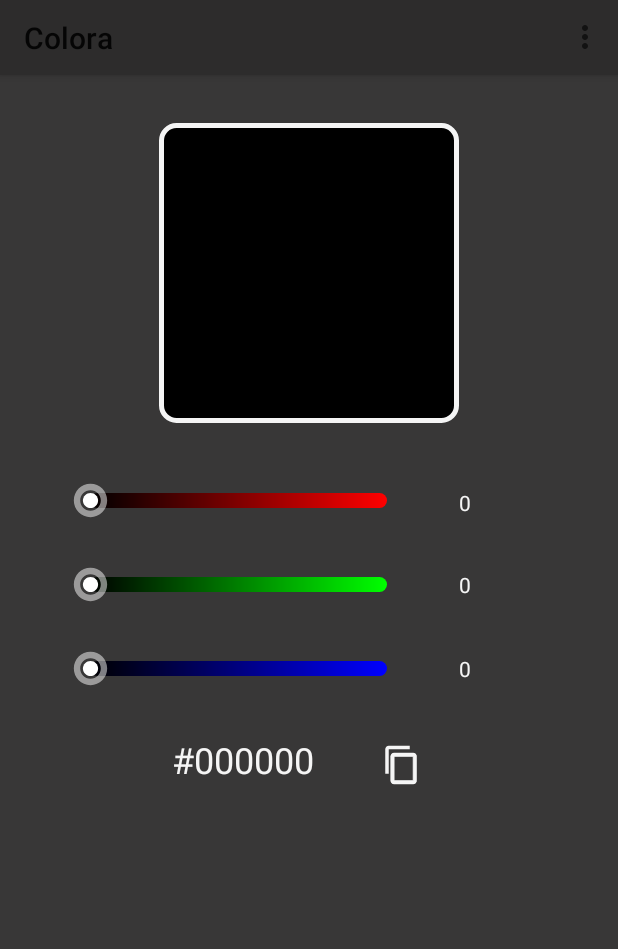
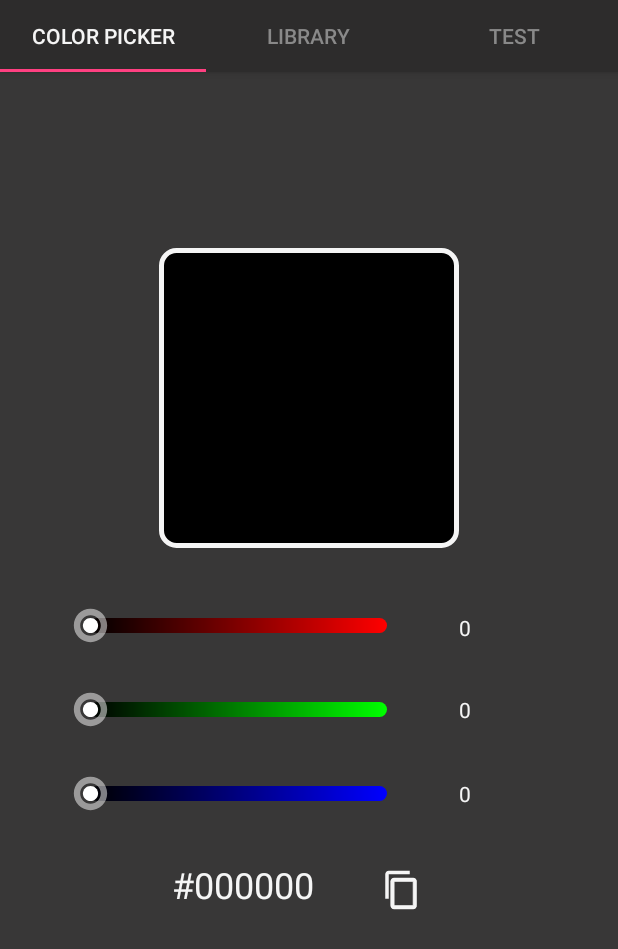
Before and after one commit to MichaelLeo-code/Colora, an Android app: the screen it shows after launch (MainActivity), on a phone screen of 412 x 824 dp. Shown: the top 949 px of the screen. Run offline under Robolectric (Android 15) with nearby library versions, the phone set to English and light mode, and no system bars.

Commit message:
remove styles

```diff
--- a/app/build.gradle
+++ b/app/build.gradle
@@ -26,4 +26,5 @@ dependencies {
     testImplementation 'junit:junit:4.12'
     androidTestImplementation 'com.android.support.test:runner:1.0.1'
     androidTestImplementation 'com.android.support.test.espresso:espresso-core:3.0.1'
+    implementation 'com.android.support:design:26.1.0'
 }
--- /dev/null
+++ b/app/src/main/java/com/example/michael/test2/LibraryFragment.java
@@ -0,0 +1,29 @@
+package com.example.michael.test2;
+
+
+import android.os.Bundle;
+import android.support.v4.app.Fragment;
+import android.view.LayoutInflater;
+import android.view.View;
+import android.view.ViewGroup;
+
+
+/**
+ * A simple {@link Fragment} subclass.
+ */
+public class LibraryFragment extends Fragment {
+
+
+    public LibraryFragment() {
+        // Required empty public constructor
+    }
+
+
+    @Override
+    public View onCreateView(LayoutInflater inflater, ViewGroup container,
+                             Bundle savedInstanceState) {
+        // Inflate the layout for this fragment
+        return inflater.inflate(R.layout.fragment_library, container, false);
+    }
+
+}
--- a/app/src/main/java/com/example/michael/test2/MainActivity.java
+++ b/app/src/main/java/com/example/michael/test2/MainActivity.java
@@ -8,7 +8,12 @@ import android.graphics.drawable.AnimatedVectorDrawable;
 import android.graphics.drawable.Drawable;
 import android.graphics.drawable.GradientDrawable;
 import android.os.Handler;
+import android.support.design.widget.TabItem;
+import android.support.design.widget.TabLayout;
 import android.support.graphics.drawable.AnimatedVectorDrawableCompat;
+import android.support.v4.content.ContextCompat;
+import android.support.v4.view.PagerAdapter;
+import android.support.v4.view.ViewPager;
 import android.support.v7.app.AppCompatActivity;
 import android.os.Bundle;
 import android.text.Editable;
@@ -47,15 +52,19 @@ public class MainActivity extends AppCompatActivity {
     private Drawable shrinkB;
     private Drawable growB;
     private boolean navigationVisible = true;
-//    private Toast hexCopy;
+    private TabLayout tabLayout;
+    private ViewPager viewPager;
+    private PageAdapter pageAdapter;
+    private TabItem tabMain;
+    private TabItem tabLibrary;
+    private TabItem tabTest;
+
+//  private Toast hexCopy;
 
     @Override
     protected void onCreate(Bundle savedInstanceState) {
         super.onCreate(savedInstanceState);
         setContentView(R.layout.activity_main);
-
-        android.support.v7.widget.Toolbar toolbar = findViewById(R.id.toolbar);
-        setSupportActionBar(toolbar);
 
         shrinkR = getDrawable(R.drawable.avd_anim_shrink_r);
         growR = getDrawable(R.drawable.avd_anim_r);
@@ -75,7 +84,42 @@ public class MainActivity extends AppCompatActivity {
         copyButton = findViewById(R.id.CopyButton);
         switchButton = findViewById(R.id.switch_button);
 
+        tabLayout = findViewById(R.id.tabLayout);
+        tabMain = findViewById(R.id.tabMain);
+        tabLibrary = findViewById(R.id.tabLibrary);
+        tabTest = findViewById(R.id.tabTest);
+        viewPager = findViewById(R.id.viewPager);
+
+        pageAdapter = new PageAdapter(getSupportFragmentManager(), tabLayout.getTabCount());
+        viewPager.setAdapter(pageAdapter);
+
 //        hexCopy = Toast.makeText(MainActivity.this, "Hex Code Copied", Toast.LENGTH_SHORT);
+
+        tabLayout.addOnTabSelectedListener(new TabLayout.OnTabSelectedListener() {
+            @Override
+            public void onTabSelected(TabLayout.Tab tab) {
+                viewPager.setCurrentItem(tab.getPosition());
+                if (tab.getPosition() == 1){
+                    tabLayout.setBackgroundColor(ContextCompat.getColor(MainActivity.this, R.color.colorPrimary));
+                }else if (tab.getPosition() == 2){
+                        tabLayout.setBackgroundColor(Color.rgb(255,255,255));
+                }else {
+                    tabLayout.setBackgroundColor(ContextCompat.getColor(MainActivity.this, R.color.colorAccent));
+                }
+            }
+
+            @Override
+            public void onTabUnselected(TabLayout.Tab tab) {
+
+            }
+
+            @Override
+            public void onTabReselected(TabLayout.Tab tab) {
+
+            }
+        });
+
+        viewPager.addOnPageChangeListener(new TabLayout.TabLayoutOnPageChangeListener((tabLayout)));
 
         final Handler h = new Handler();
 
--- /dev/null
+++ b/app/src/main/java/com/example/michael/test2/MainFragment.java
@@ -0,0 +1,29 @@
+package com.example.michael.test2;
+
+
+import android.os.Bundle;
+import android.support.v4.app.Fragment;
+import android.view.LayoutInflater;
+import android.view.View;
+import android.view.ViewGroup;
+
+
+/**
+ * A simple {@link Fragment} subclass.
+ */
+public class MainFragment extends Fragment {
+
+
+    public MainFragment() {
+        // Required empty public constructor
+    }
+
+
+    @Override
+    public View onCreateView(LayoutInflater inflater, ViewGroup container,
+                             Bundle savedInstanceState) {
+        // Inflate the layout for this fragment
+        return inflater.inflate(R.layout.fragment_main, container, false);
+    }
+
+}
--- /dev/null
+++ b/app/src/main/java/com/example/michael/test2/PageAdapter.java
@@ -0,0 +1,34 @@
+package com.example.michael.test2;
+
+import android.support.v4.app.Fragment;
+import android.support.v4.app.FragmentManager;
+import android.support.v4.app.FragmentPagerAdapter;
+
+public class PageAdapter extends FragmentPagerAdapter{
+
+    private int numOfTabs;
+
+    PageAdapter(FragmentManager fm, int numOfTabs) {
+        super(fm);
+        this.numOfTabs = numOfTabs;
+    }
+
+    @Override
+    public Fragment getItem(int position) {
+        switch (position){
+            case 0:
+                return new MainFragment();
+            case 1:
+                return new LibraryFragment();
+            case 2:
+                return new TestFragment();
+            default:
+                return null;
+        }
+    }
+
+    @Override
+    public int getCount() {
+        return  numOfTabs;
+    }
+}
--- a/app/src/main/res/layout/activity_main.xml
+++ b/app/src/main/res/layout/activity_main.xml
@@ -8,10 +8,6 @@
     tools:context="com.example.michael.test2.MainActivity"
     android:focusableInTouchMode="true"
     android:id="@+id/main_activity">
-
-    <include
-        android:id="@+id/toolbar"
-        layout="@layout/toolbar1" />
 
     <SeekBar
         android:id="@+id/sliderR"
@@ -133,13 +129,13 @@
         android:layout_marginBottom="8dp"
         android:layout_marginEnd="8dp"
         android:layout_marginStart="8dp"
-        android:layout_marginTop="32dp"
+        android:layout_marginTop="8dp"
         android:background="@drawable/colorbox"
-        app:layout_constraintBottom_toBottomOf="parent"
+        app:layout_constraintBottom_toBottomOf="@+id/viewPager"
         app:layout_constraintEnd_toEndOf="parent"
         app:layout_constraintStart_toStartOf="parent"
-        app:layout_constraintTop_toBottomOf="@+id/toolbar"
-        app:layout_constraintVertical_bias="0.0" />
+        app:layout_constraintTop_toTopOf="@+id/viewPager"
+        app:layout_constraintVertical_bias="0.259" />
 
     <TextView
         android:id="@+id/codeHEX"
@@ -191,5 +187,43 @@
         app:layout_constraintStart_toStartOf="parent"
         app:layout_constraintTop_toTopOf="parent"
         app:layout_constraintVertical_bias="1.0" />
+    <android.support.design.widget.AppBarLayout
+        android:id="@+id/ttest"
+        android:layout_height="wrap_content"
+        android:layout_width="match_parent">
+
+    <android.support.design.widget.TabLayout
+        android:id="@+id/tabLayout"
+        android:layout_width="match_parent"
+        android:layout_height="wrap_content"
+        android:background="@color/colorPrimary"
+        app:tabSelectedTextColor="@color/materialLight100"
+        app:tabTextColor="#898989">
+
+        <android.support.design.widget.TabItem
+            android:id="@+id/tabMain"
+            android:layout_width="wrap_content"
+            android:layout_height="wrap_content"
+            android:text="Color Picker" />
+
+        <android.support.design.widget.TabItem
+            android:id="@+id/tabLibrary"
+            android:layout_width="wrap_content"
+            android:layout_height="wrap_content"
+            android:text="Library" />
+
+        <android.support.design.widget.TabItem
+            android:id="@+id/tabTest"
+            android:layout_width="wrap_content"
+            android:layout_height="wrap_content"
+            android:text="Test" />
+    </android.support.design.widget.TabLayout>
+    </android.support.design.widget.AppBarLayout>
+
+    <android.support.v4.view.ViewPager
+        android:id="@+id/viewPager"
+        android:layout_width="match_parent"
+        android:layout_height="wrap_content" />
+
 
 </android.support.constraint.ConstraintLayout>
--- /dev/null
+++ b/app/src/main/res/layout/fragment_main.xml
@@ -0,0 +1,14 @@
+<?xml version="1.0" encoding="utf-8"?>
+<FrameLayout xmlns:android="http://schemas.android.com/apk/res/android"
+    xmlns:tools="http://schemas.android.com/tools"
+    android:layout_width="match_parent"
+    android:layout_height="match_parent"
+    tools:context=".MainFragment">
+
+    <!-- TODO: Update blank fragment layout -->
+    <TextView
+        android:layout_width="match_parent"
+        android:layout_height="match_parent"
+        android:text="@string/hello_blank_fragment" />
+
+</FrameLayout>
--- a/app/src/main/res/layout/toolbar1.xml
+++ /dev/null
@@ -1,11 +0,0 @@
-<?xml version="1.0" encoding="utf-8"?>
-<android.support.v7.widget.Toolbar xmlns:android="http://schemas.android.com/apk/res/android"
-    xmlns:app="http://schemas.android.com/apk/res-auto"
-    android:layout_width="match_parent"
-    android:layout_height="50dp"
-    android:background="@color/colorPrimary"
-    android:elevation="4dp"
-    android:theme="@style/ColoraActionBar"
-    app:popupTheme="@style/ThemeOverlay.AppCompat.Dark">
-
-</android.support.v7.widget.Toolbar>
--- a/app/src/main/res/values/colors.xml
+++ b/app/src/main/res/values/colors.xml
@@ -3,4 +3,5 @@
     <color name="colorPrimary">#2d2c2c</color>
     <color name="colorPrimaryDark">#272626</color>
     <color name="colorAccent">#FF4081</color>
+    <color name="materialLight100">#F5F5F5</color>
 </resources>
--- a/app/src/main/res/values/strings.xml
+++ b/app/src/main/res/values/strings.xml
@@ -1,3 +1,6 @@
 <resources>
     <string name="app_name">Colora</string>
+
+    <!-- TODO: Remove or change this placeholder text -->
+    <string name="hello_blank_fragment">Hello blank fragment</string>
 </resources>
--- a/app/src/main/res/values/styles.xml
+++ b/app/src/main/res/values/styles.xml
@@ -7,12 +7,6 @@
         <item name="colorPrimaryDark">@color/colorPrimaryDark</item>
         <item name="colorAccent">@color/colorAccent</item>
         <item name="seekBarStyle">@style/Widget.AppCompat.SeekBar</item>
-
-        <item name="android:actionBarTabTextStyle">@style/ColoraTitle</item>
-        <item name="android:actionBarStyle">@style/ColoraActionBar</item>
-        <item name="actionBarTabTextStyle">@style/ColoraTitle</item>
-        <item name="actionBarStyle">@style/ColoraActionBar</item>
-
     </style>
 
 
```
Also changed, not shown: app/src/main/java/com/example/michael/test2/TestFragment.java (added, +29 -0 lines), app/src/main/res/layout/fragment_library.xml (added, +39 -0 lines), app/src/main/res/layout/fragment_test.xml (added, +14 -0 lines).
